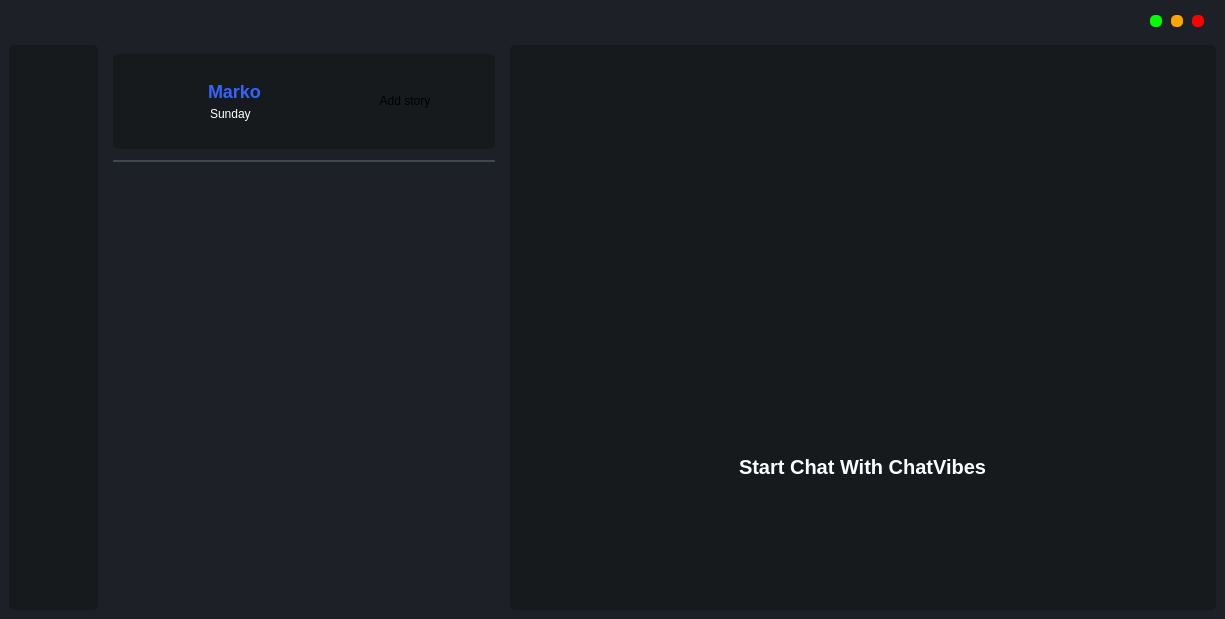
First picture: the form in mainwindow.ui, repository MarkoSami/ChatVibes, before the edit.
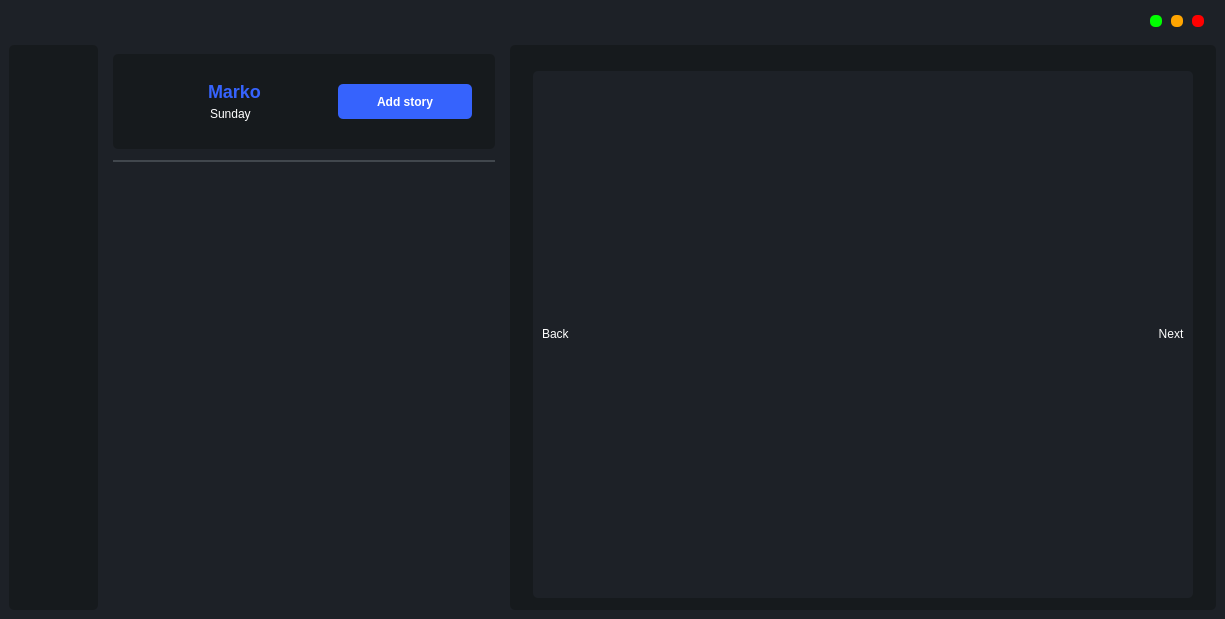
Second picture: the form after the edit. The open tabs and pages were chosen to show the change. Icons and pictures are not drawn.

Commit message: added stories logic

Patch:
```diff
--- a/mainwindow.ui
+++ b/mainwindow.ui
@@ -440,6 +440,124 @@
              </item>
             </layout>
            </widget>
+           <widget class="QWidget" name="storiesPage">
+            <property name="styleSheet">
+             <string notr="true">background: rgb(29, 33, 39);
+border-radius : 5px; </string>
+            </property>
+            <layout class="QHBoxLayout" name="horizontalLayout_7">
+             <item>
+              <widget class="QPushButton" name="backSotryBtn">
+               <property name="sizePolicy">
+                <sizepolicy hsizetype="Fixed" vsizetype="Fixed">
+                 <horstretch>0</horstretch>
+                 <verstretch>0</verstretch>
+                </sizepolicy>
+               </property>
+               <property name="cursor">
+                <cursorShape>PointingHandCursor</cursorShape>
+               </property>
+               <property name="styleSheet">
+                <string notr="true">color:white ; </string>
+               </property>
+               <property name="text">
+                <string>Back </string>
+               </property>
+              </widget>
+             </item>
+             <item>
+              <widget class="QGroupBox" name="verticalGroupBox">
+               <property name="styleSheet">
+                <string notr="true"/>
+               </property>
+               <layout class="QVBoxLayout" name="verticalLayout_17">
+                <property name="bottomMargin">
+                 <number>23</number>
+                </property>
+                <item>
+                 <spacer name="verticalSpacer">
+                  <property name="orientation">
+                   <enum>Qt::Vertical</enum>
+                  </property>
+                  <property name="sizeType">
+                   <enum>QSizePolicy::Fixed</enum>
+                  </property>
+                  <property name="sizeHint" stdset="0">
+                   <size>
+                    <width>20</width>
+                    <height>3</height>
+                   </size>
+                  </property>
+                 </spacer>
+                </item>
+                <item>
+                 <widget class="QLabel" name="picStory">
+                  <property name="styleSheet">
+                   <string notr="true"/>
+                  </property>
+                  <property name="text">
+                   <string/>
+                  </property>
+                 </widget>
+                </item>
+                <item>
+                 <spacer name="verticalSpacer_8">
+                  <property name="orientation">
+                   <enum>Qt::Vertical</enum>
+                  </property>
+                  <property name="sizeType">
+                   <enum>QSizePolicy::Fixed</enum>
+                  </property>
+                  <property name="sizeHint" stdset="0">
+                   <size>
+                    <width>20</width>
+                    <height>10</height>
+                   </size>
+                  </property>
+                 </spacer>
+                </item>
+                <item alignment="Qt::AlignHCenter">
+                 <widget class="QLabel" name="storyCaption">
+                  <property name="sizePolicy">
+                   <sizepolicy hsizetype="Preferred" vsizetype="Fixed">
+                    <horstretch>0</horstretch>
+                    <verstretch>0</verstretch>
+                   </sizepolicy>
+                  </property>
+                  <property name="styleSheet">
+                   <string notr="true">font-size : 15px ; 
+font-weight : bold ;
+color : white;  </string>
+                  </property>
+                  <property name="text">
+                   <string/>
+                  </property>
+                 </widget>
+                </item>
+               </layout>
+              </widget>
+             </item>
+             <item>
+              <widget class="QPushButton" name="NextStoryBtn">
+               <property name="sizePolicy">
+                <sizepolicy hsizetype="Fixed" vsizetype="Fixed">
+                 <horstretch>0</horstretch>
+                 <verstretch>0</verstretch>
+                </sizepolicy>
+               </property>
+               <property name="cursor">
+                <cursorShape>PointingHandCursor</cursorShape>
+               </property>
+               <property name="styleSheet">
+                <string notr="true">color:white ; </string>
+               </property>
+               <property name="text">
+                <string>Next</string>
+               </property>
+              </widget>
+             </item>
+            </layout>
+           </widget>
            <widget class="QWidget" name="page_4">
             <property name="styleSheet">
              <string notr="true">background :#1d2127</string>
@@ -1085,6 +1203,20 @@
            </item>
            <item>
             <widget class="QPushButton" name="pushButton_8">
+             <property name="minimumSize">
+              <size>
+               <width>0</width>
+               <height>35</height>
+              </size>
+             </property>
+             <property name="cursor">
+              <cursorShape>PointingHandCursor</cursorShape>
+             </property>
+             <property name="styleSheet">
+              <string notr="true">background : rgb(54, 99, 253);
+color : white ; 
+font-weight:bold ;</string>
+             </property>
              <property name="text">
               <string>Add story</string>
              </property>
```
Left out of the diff: 14 changed lines with no effect on the pictures. The commit also changes 16 other files.
